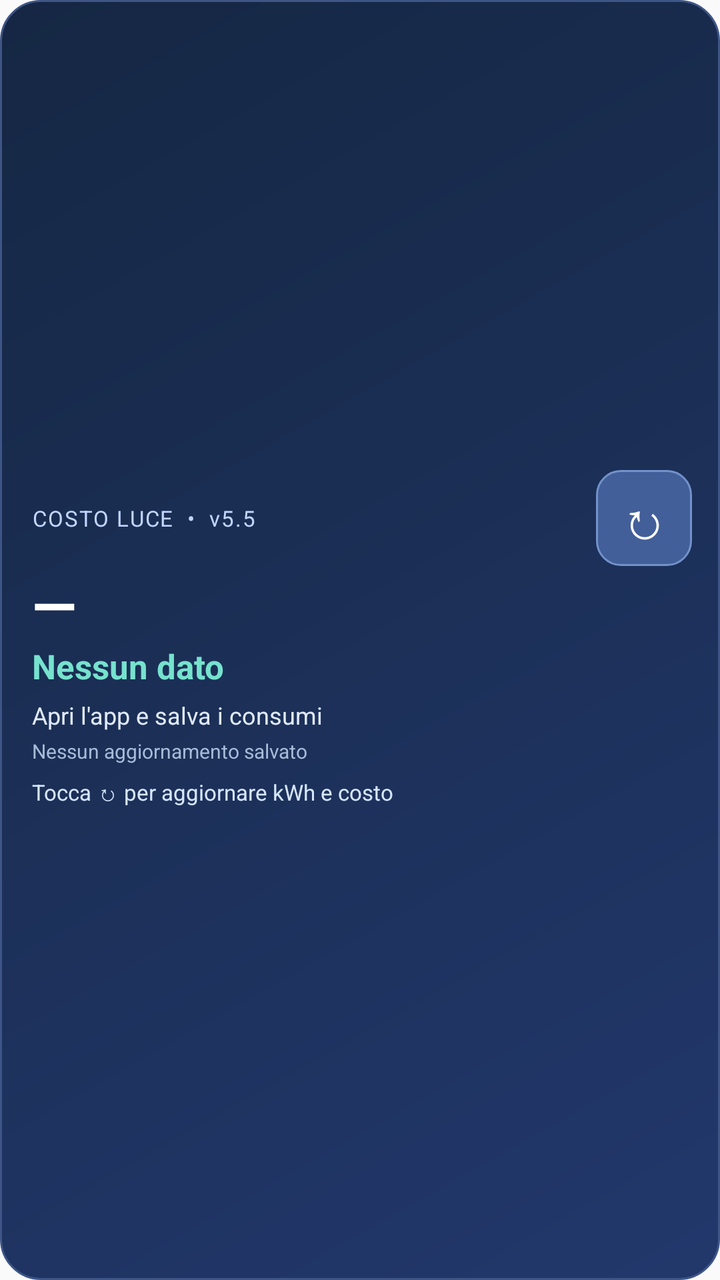
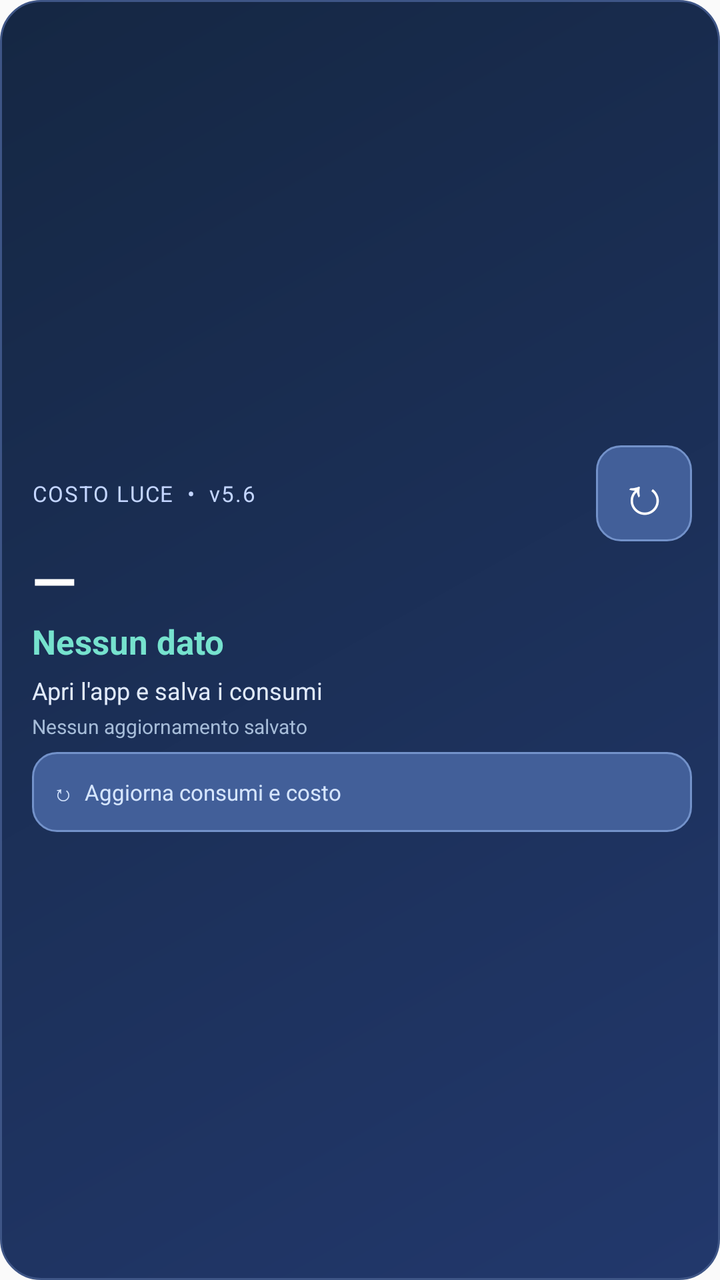

Two renders of the same Android screen: before a commit and after it. Below are the layout's source before the change and the commit's diff.
<!-- AndroidManifest.xml: application theme android:Theme.Material.Light.NoActionBar -->
<!-- res/layout/costoluce_widget.xml -->
<?xml version="1.0" encoding="utf-8"?>
<LinearLayout xmlns:android="http://schemas.android.com/apk/res/android"
    android:id="@+id/widget_root"
    android:layout_width="match_parent"
    android:layout_height="match_parent"
    android:background="@drawable/costoluce_widget_bg"
    android:orientation="vertical"
    android:gravity="center_vertical"
    android:paddingLeft="16dp"
    android:paddingRight="14dp"
    android:paddingTop="11dp"
    android:paddingBottom="12dp">

    <LinearLayout
        android:layout_width="match_parent"
        android:layout_height="wrap_content"
        android:orientation="horizontal"
        android:gravity="center_vertical">
        <TextView
            android:id="@+id/widget_brand"
            android:layout_width="0dp"
            android:layout_weight="1"
            android:layout_height="wrap_content"
            android:text="COSTO LUCE  •  v5.5"
            android:textSize="11sp"
            android:textColor="#C3D5FF"
            android:fontFamily="sans"
            android:letterSpacing="0.06"
            android:maxLines="1" />
        <TextView
            android:id="@+id/widget_refresh"
            android:layout_width="48dp"
            android:layout_height="48dp"
            android:layout_marginLeft="6dp"
            android:background="@drawable/costoluce_widget_refresh_bg"
            android:gravity="center"
            android:text="↻"
            android:textColor="#FFFFFF"
            android:textSize="26sp"
            android:clickable="true"
            android:focusable="true"
            android:contentDescription="Aggiorna i consumi Enel e il costo stimato" />
    </LinearLayout>

    <TextView
        android:id="@+id/widget_euro"
        android:layout_width="match_parent"
        android:layout_height="wrap_content"
        android:text="—"
        android:textColor="#FFFFFF"
        android:textStyle="bold"
        android:fontFamily="sans"
        android:textSize="29sp"
        android:maxLines="1"
        android:ellipsize="end" />

    <TextView
        android:id="@+id/widget_kwh"
        android:layout_width="match_parent"
        android:layout_height="wrap_content"
        android:text="Nessun dato"
        android:textColor="#76E2CE"
        android:textStyle="bold"
        android:textSize="17sp"
        android:maxLines="1"
        android:ellipsize="end" />

    <TextView
        android:id="@+id/widget_period"
        android:layout_width="match_parent"
        android:layout_height="wrap_content"
        android:layout_marginTop="5dp"
        android:text="Apri l'app e salva i consumi"
        android:textColor="#E1EAFB"
        android:textSize="12sp"
        android:maxLines="1"
        android:ellipsize="end" />

    <TextView
        android:id="@+id/widget_updated"
        android:layout_width="match_parent"
        android:layout_height="wrap_content"
        android:layout_marginTop="3dp"
        android:text="Nessun aggiornamento salvato"
        android:textColor="#A6BCD8"
        android:textSize="10sp"
        android:maxLines="1"
        android:ellipsize="end" />

    <TextView
        android:id="@+id/widget_status"
        android:layout_width="match_parent"
        android:layout_height="wrap_content"
        android:layout_marginTop="6dp"
        android:text="Tocca ↻ per aggiornare kWh e costo"
        android:textColor="#D6E6FF"
        android:textSize="11sp"
        android:maxLines="2"
        android:ellipsize="end" />
</LinearLayout>
<!-- resources referenced by this layout -->
<resources>
  <!-- drawable costoluce_widget_bg (drawable) -->
  <?xml version="1.0" encoding="utf-8"?>
  <shape xmlns:android="http://schemas.android.com/apk/res/android"
      android:shape="rectangle">
      <gradient android:startColor="#22386C" android:endColor="#152743" android:angle="135" />
      <corners android:radius="20dp" />
      <stroke android:width="1dp" android:color="#3E5586" />
  </shape>
  <!-- drawable costoluce_widget_refresh_bg (drawable) -->
  <?xml version="1.0" encoding="utf-8"?>
  <shape xmlns:android="http://schemas.android.com/apk/res/android" android:shape="rectangle">
      <solid android:color="#425F99"/>
      <corners android:radius="12dp"/>
      <stroke android:width="1dp" android:color="#7392CA"/>
  </shape>
</resources>

<!-- the commit's change to res/layout/costoluce_widget.xml (unified diff, before → after) -->
@@ -21,7 +21,7 @@
             android:layout_width="0dp"
             android:layout_weight="1"
             android:layout_height="wrap_content"
-            android:text="COSTO LUCE  •  v5.5"
+            android:text="COSTO LUCE  •  v5.6"
             android:textSize="11sp"
             android:textColor="#C3D5FF"
             android:fontFamily="sans"
@@ -90,9 +90,15 @@
     <TextView
         android:id="@+id/widget_status"
         android:layout_width="match_parent"
-        android:layout_height="wrap_content"
+        android:layout_height="40dp"
         android:layout_marginTop="6dp"
-        android:text="Tocca ↻ per aggiornare kWh e costo"
+        android:gravity="center_vertical"
+        android:paddingLeft="10dp"
+        android:background="@drawable/costoluce_widget_refresh_bg"
+        android:clickable="true"
+        android:focusable="true"
+        android:contentDescription="Aggiorna consumi e costo senza aprire l'app"
+        android:text="↻  Aggiorna consumi e costo"
         android:textColor="#D6E6FF"
         android:textSize="11sp"
         android:maxLines="2"
